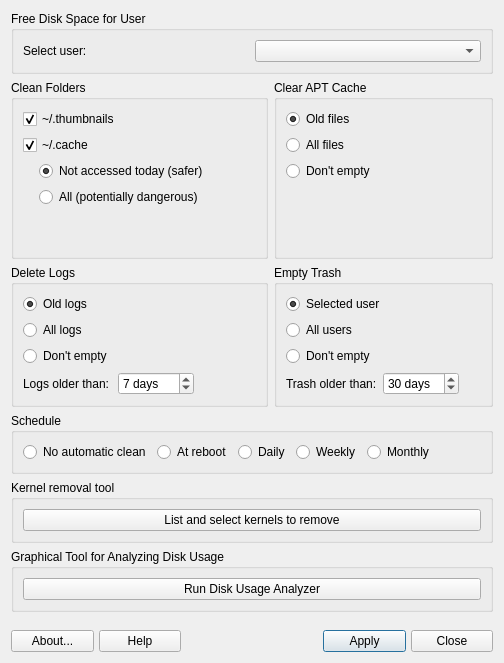
First picture: the form in mainwindow.ui, repository MX-Linux/mx-cleanup, before the edit.
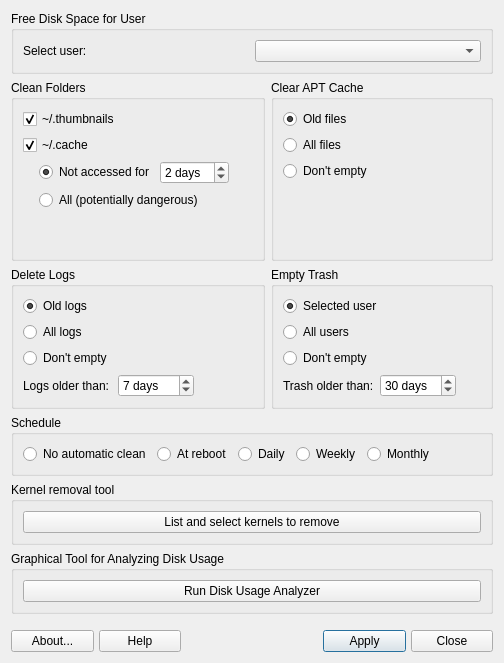
Second picture: the form after the edit. Icons and pictures are not drawn.

Commit message: Add number of days option for cache cleanup: default = 2

Patch:
```diff
--- a/mainwindow.ui
+++ b/mainwindow.ui
@@ -87,17 +87,10 @@
         </property>
        </widget>
       </item>
-      <item row="5" column="1">
-       <widget class="QRadioButton" name="radioAllCache">
-        <property name="text">
-         <string>All (potentially dangerous)</string>
-        </property>
-       </widget>
-      </item>
       <item row="4" column="1">
        <widget class="QRadioButton" name="radioSaferCache">
         <property name="text">
-         <string>Not accessed today (safer)</string>
+         <string>Not accessed for</string>
         </property>
         <property name="checked">
          <bool>true</bool>
@@ -130,6 +123,26 @@
         </property>
        </spacer>
       </item>
+      <item row="4" column="2">
+       <widget class="QSpinBox" name="spinCache">
+        <property name="suffix">
+         <string> days</string>
+        </property>
+        <property name="minimum">
+         <number>1</number>
+        </property>
+        <property name="value">
+         <number>2</number>
+        </property>
+       </widget>
+      </item>
+      <item row="5" column="1" colspan="2">
+       <widget class="QRadioButton" name="radioAllCache">
+        <property name="text">
+         <string>All (potentially dangerous)</string>
+        </property>
+       </widget>
+      </item>
      </layout>
     </widget>
    </item>
```
Left out of the diff: 5 changed lines with no effect on the pictures. The commit also changes 45 other files.
